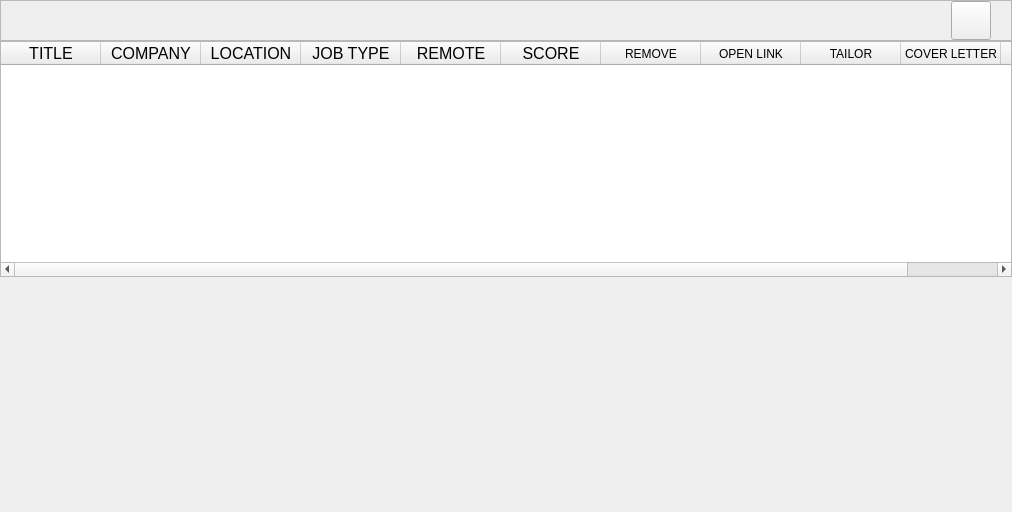
Before: the Qt Designer form views/pages/job_list/job_list/job_list_table.ui in ozanpempegul/RoleMatcher, drawn with Qt 5.
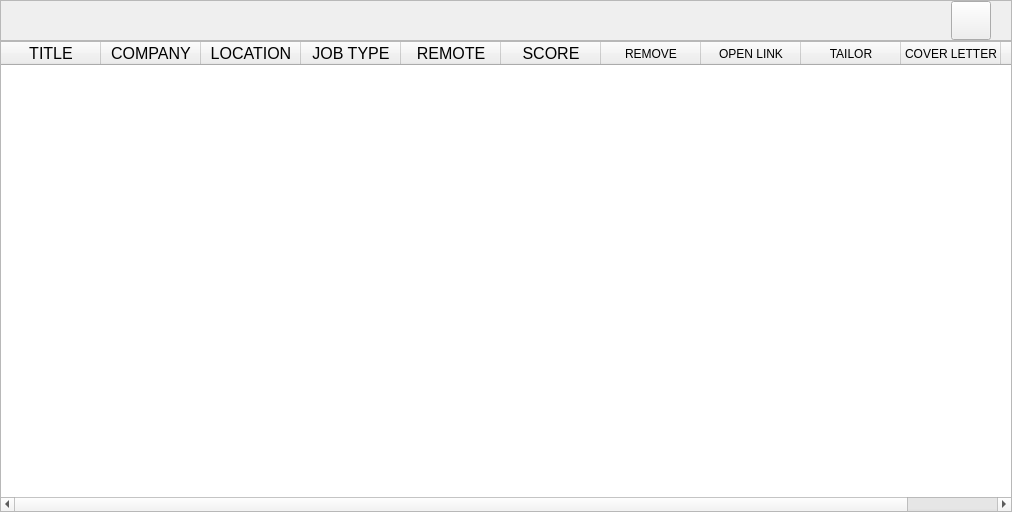
After: the same form once the commit is applied. Icons and pictures are not drawn.

Commit message: Add link-based job fetching and fix job list refresh after save Introduce fetch-by-URL support for LinkedIn, Indeed, and ZipRecruiter, with a new link tab in the fetch jobs UI. Harden worker lifecycle handling to prevent overlapping fetches and disconnect stale signal connections. Fix the job list not showing saved jobs by loading on startup, refreshing when navigating to the page, and using queued signal delivery. Improve save feedback with saved/skipped counts and duplicate detection, and pin the SQLite database path to the project root.

Diff of the .ui file:
```diff
--- a/views/pages/job_list/job_list/job_list_table.ui
+++ b/views/pages/job_list/job_list/job_list_table.ui
@@ -187,19 +187,6 @@
      </column>
     </widget>
    </item>
-   <item>
-    <spacer name="verticalSpacer">
-     <property name="orientation">
-      <enum>Qt::Orientation::Vertical</enum>
-     </property>
-     <property name="sizeHint" stdset="0">
-      <size>
-       <width>20</width>
-       <height>40</height>
-      </size>
-     </property>
-    </spacer>
-   </item>
   </layout>
  </widget>
  <resources>
```
The commit also changes 13 other files.
